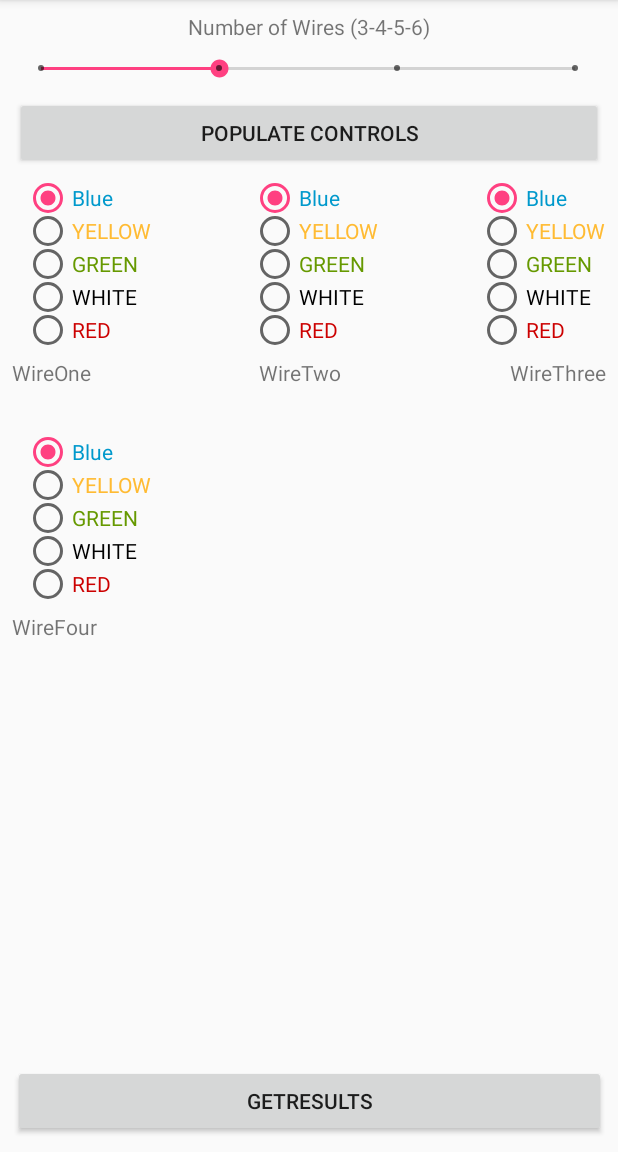
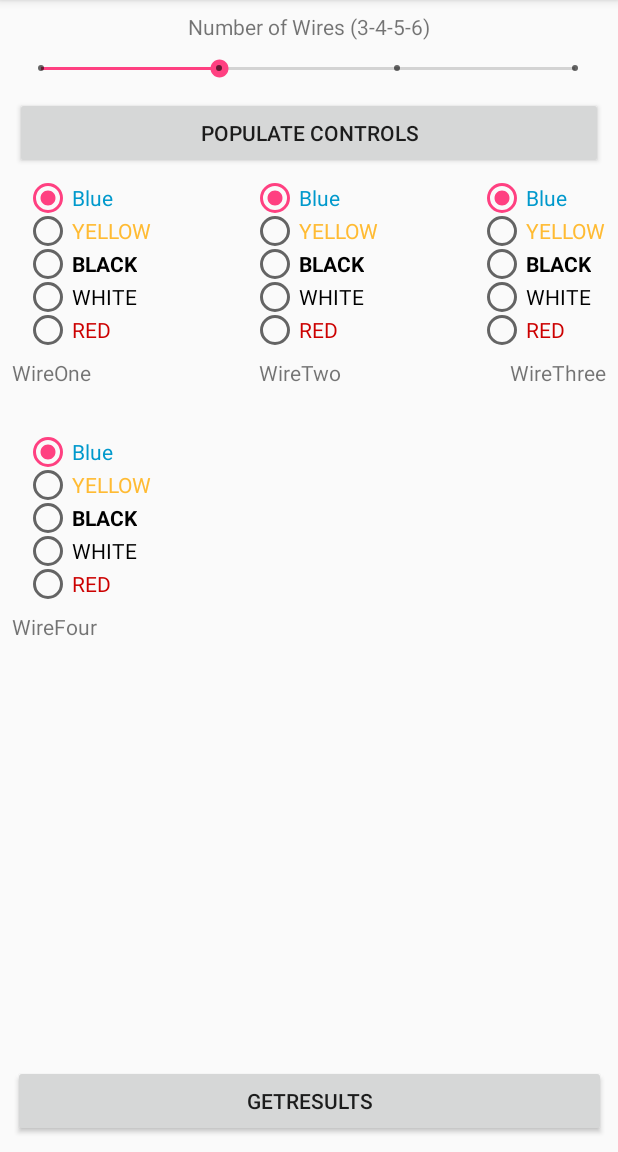
Before and after one commit to tmking01/KeepTalkingandNobodyExplodesCompanion, an Android app: the SubjectofWires screen opened directly, with no data from a screen before it, after a tap on "GETRESULTS", on a phone screen of 412 x 824 dp, the part 84-1236 px from its top. Run offline under Robolectric (Android 15) with nearby library versions, the phone set to English and light mode, and no system bars; 1 other tap on this screen came first.

Commit message:
Almost done with the wires screen

```diff
--- a/app/src/main/java/com/example/tmkin/keeptalkingandnobodyexplodescompanion/SubjectofWires.java
+++ b/app/src/main/java/com/example/tmkin/keeptalkingandnobodyexplodescompanion/SubjectofWires.java
@@ -162,12 +162,12 @@ public class SubjectofWires extends AppCompatActivity {
         if (wireNumberSlider > 4) {if(WireFiveColor.getText().equals("Yellow"))YellowCounter++;}
         if (wireNumberSlider > 5) {if(WireSixColor.getText().equals("Yellow"))YellowCounter++;}
         int GreenCounter = 0;
-        if(WireOneColor.getText().equals("Green"))GreenCounter++;
-        if(WireTwoColor.getText().equals("Green"))GreenCounter++;
-        if(WireThreeColor.getText().equals("Green"))GreenCounter++;
-        if (wireNumberSlider > 3) {if(WireFourColor.getText().equals("Green"))GreenCounter++;}
-        if (wireNumberSlider > 4) {if(WireFiveColor.getText().equals("Green"))GreenCounter++;}
-        if (wireNumberSlider > 5) {if(WireSixColor.getText().equals("Green"))GreenCounter++;}
+        if(WireOneColor.getText().equals("Black"))GreenCounter++;
+        if(WireTwoColor.getText().equals("Black"))GreenCounter++;
+        if(WireThreeColor.getText().equals("Black"))GreenCounter++;
+        if (wireNumberSlider > 3) {if(WireFourColor.getText().equals("Black"))GreenCounter++;}
+        if (wireNumberSlider > 4) {if(WireFiveColor.getText().equals("Black"))GreenCounter++;}
+        if (wireNumberSlider > 5) {if(WireSixColor.getText().equals("Black"))GreenCounter++;}
         int WhiteCounter = 0;
         if(WireOneColor.getText().equals("White"))WhiteCounter++;
         if(WireTwoColor.getText().equals("White"))WhiteCounter++;
@@ -193,28 +193,55 @@ public class SubjectofWires extends AppCompatActivity {
         }
 
         if (wireNumberSlider == 4){
-            if (RedCounter > 1){
-                if (2 > 1){ //need to add logic for serial number slider
+            if (RedCounter > 1 && 1 == 1){
                     TextView lastwiretext = (TextView) findViewById(R.id.LastWire);
                     lastwiretext.setText("Cut the Second Wire!");
-                }
             } else if (WireFourColor.getText().equals("Yellow")){
-                if (RedCounter == 0){ //need to add logic for serial number slider
                     TextView lastwiretext = (TextView) findViewById(R.id.LastWire);
                     lastwiretext.setText("Cut the First Wire!");
-                }
-            } else if (BlueCounter > 1){
+            } else if (BlueCounter == 1){
                 TextView lastwiretext = (TextView) findViewById(R.id.LastWire);
-                lastwiretext.setText("Cut the Last Blue Wire!");
+                lastwiretext.setText("Cut the First Wire!");
+            } else if (YellowCounter > 1){
+                TextView lastwiretext = (TextView) findViewById(R.id.LastWire);
+                lastwiretext.setText("Cut the Last Wire!");
             } else {
                 TextView lastwiretext = (TextView) findViewById(R.id.LastWire);
-                lastwiretext.setText("Cut the Last Wire!");
+                lastwiretext.setText("Cut the Second Wire!!");
             }
         }
 
+        if (wireNumberSlider == 5){
+            if (WireFiveColor.getText().equals("Black") && 1 == 1){
+                    TextView lastwiretext = (TextView) findViewById(R.id.LastWire);
+                    lastwiretext.setText("Cut the Fourth Wire!");
+            } else if (RedCounter == 1 && YellowCounter > 1){
+                    TextView lastwiretext = (TextView) findViewById(R.id.LastWire);
+                    lastwiretext.setText("Cut the First Wire!");
+            } else if (GreenCounter == 0){
+                TextView lastwiretext = (TextView) findViewById(R.id.LastWire);
+                lastwiretext.setText("Cut the Second Wire!");
+            }  else {
+                TextView lastwiretext = (TextView) findViewById(R.id.LastWire);
+                lastwiretext.setText("Cut the First Wire!!");
+            }
+        }
 
-
-
+        if (wireNumberSlider == 6){
+            if (YellowCounter == 0 && 1 == 1){
+                    TextView lastwiretext = (TextView) findViewById(R.id.LastWire);
+                    lastwiretext.setText("Cut the Thrid Wire!");
+            } else if (YellowCounter == 1 && WhiteCounter < 2){
+                    TextView lastwiretext = (TextView) findViewById(R.id.LastWire);
+                    lastwiretext.setText("Cut the Fourth Wire!");
+            } else if (RedCounter == 0){
+                TextView lastwiretext = (TextView) findViewById(R.id.LastWire);
+                lastwiretext.setText("Cut the Last Wire!");
+            }  else {
+                TextView lastwiretext = (TextView) findViewById(R.id.LastWire);
+                lastwiretext.setText("Cut the Fourth Wire!!");
+            }
+        }
 
     }
 
--- a/app/src/main/res/layout/activity_subjectof_wires.xml
+++ b/app/src/main/res/layout/activity_subjectof_wires.xml
@@ -111,8 +111,9 @@
             android:layout_weight="1"
             android:text="@string/ColorGreen"
             android:textAllCaps="true"
-            android:textColor="@android:color/holo_green_dark"
+            android:textColor="@android:color/black"
             android:textSize="14sp"
+            android:textStyle="bold"
             tools:layout_editor_absoluteX="140dp"
             tools:layout_editor_absoluteY="162dp" />
 
@@ -179,8 +180,9 @@
             android:layout_weight="1"
             android:text="@string/ColorGreen"
             android:textAllCaps="true"
-            android:textColor="@android:color/holo_green_dark"
+            android:textColor="@android:color/black"
             android:textSize="14sp"
+            android:textStyle="bold"
             tools:layout_editor_absoluteX="140dp"
             tools:layout_editor_absoluteY="162dp" />
 
@@ -326,8 +328,9 @@
             android:layout_weight="1"
             android:text="@string/ColorGreen"
             android:textAllCaps="true"
-            android:textColor="@android:color/holo_green_dark"
+            android:textColor="@android:color/black"
             android:textSize="14sp"
+            android:textStyle="bold"
             tools:layout_editor_absoluteX="140dp"
             tools:layout_editor_absoluteY="162dp" />
 
@@ -404,8 +407,9 @@
             android:layout_weight="1"
             android:text="@string/ColorGreen"
             android:textAllCaps="true"
-            android:textColor="@android:color/holo_green_dark"
+            android:textColor="@android:color/black"
             android:textSize="14sp"
+            android:textStyle="bold"
             tools:layout_editor_absoluteX="140dp"
             tools:layout_editor_absoluteY="162dp" />
 
@@ -472,8 +476,9 @@
             android:layout_weight="1"
             android:text="@string/ColorGreen"
             android:textAllCaps="true"
-            android:textColor="@android:color/holo_green_dark"
+            android:textColor="@android:color/black"
             android:textSize="14sp"
+            android:textStyle="bold"
             tools:layout_editor_absoluteX="140dp"
             tools:layout_editor_absoluteY="162dp" />
 
@@ -553,8 +558,9 @@
             android:layout_weight="1"
             android:text="@string/ColorGreen"
             android:textAllCaps="true"
-            android:textColor="@android:color/holo_green_dark"
+            android:textColor="@android:color/black"
             android:textSize="14sp"
+            android:textStyle="bold"
             tools:layout_editor_absoluteX="140dp"
             tools:layout_editor_absoluteY="162dp" />
 
--- a/app/src/main/res/values/strings.xml
+++ b/app/src/main/res/values/strings.xml
@@ -9,7 +9,7 @@
 
     <string name="ColorBlue">Blue</string>
     <string name="ColorYellow">Yellow</string>
-    <string name="ColorGreen">Green</string>
+    <string name="ColorGreen">Black</string>
     <string name="ColorWhite">White</string>
     <string name="ColorRed">Red</string>
     <string name="WiresHeader">Number of Wires (3-4-5-6)</string>
```
